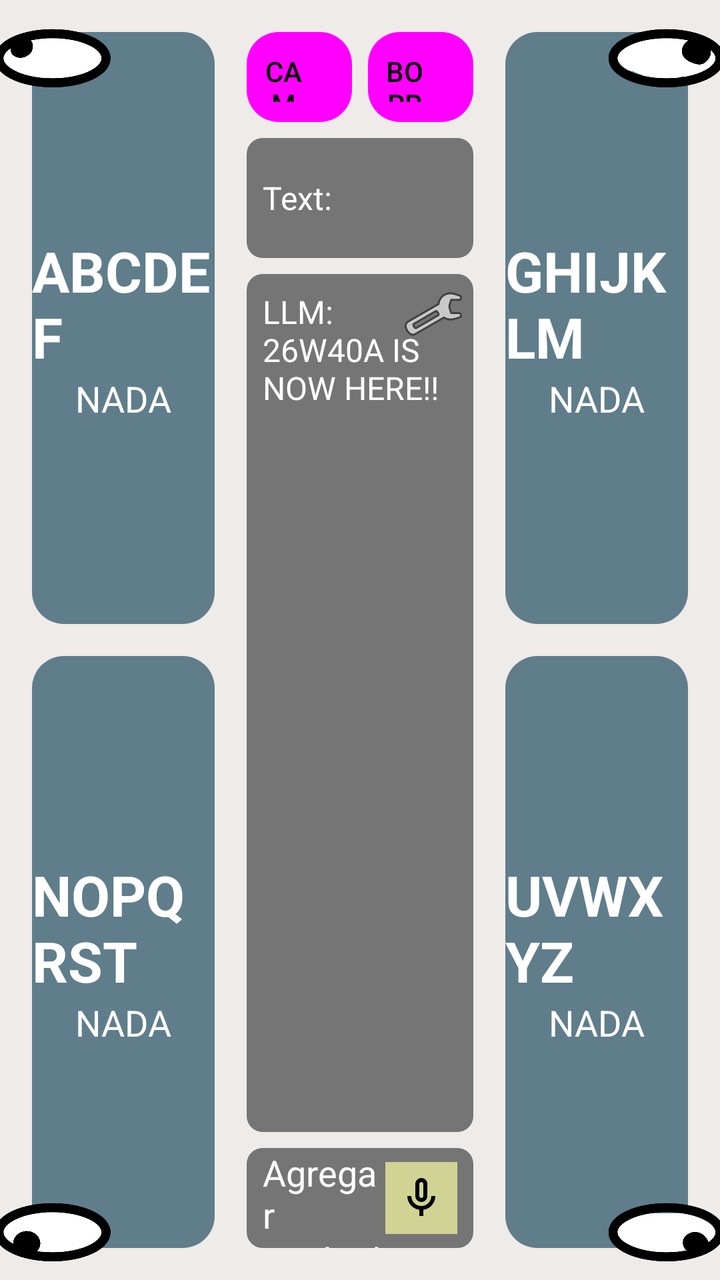
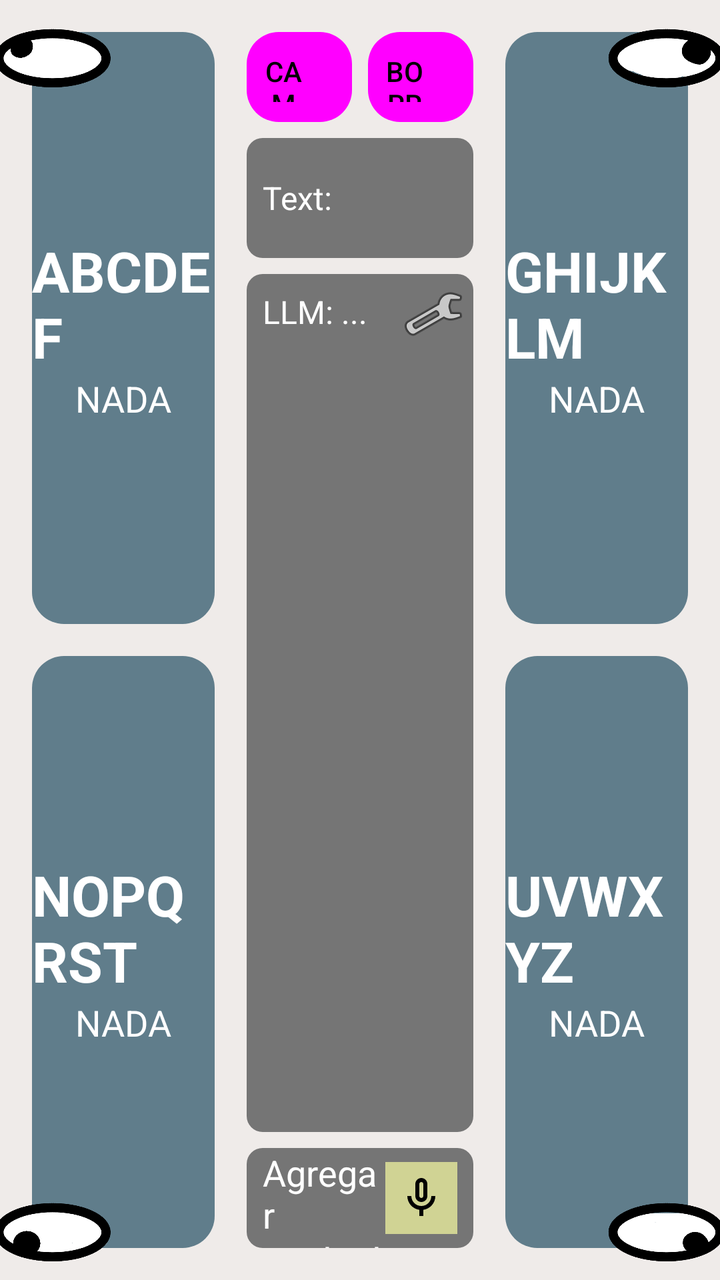

An Android layout rendered at two revisions. The XML below is the earlier revision; the diff shows what the commit changed to produce the second picture.
<!-- AndroidManifest.xml: application theme Theme.Lets -->
<!-- res/layout/main_menu.xml -->
<?xml version="1.0" encoding="utf-8"?>
<androidx.constraintlayout.widget.ConstraintLayout xmlns:android="http://schemas.android.com/apk/res/android"
    xmlns:app="http://schemas.android.com/apk/res-auto"
    xmlns:tools="http://schemas.android.com/tools"
    android:layout_width="match_parent"
    android:layout_height="match_parent"
    android:background="@color/main_background">

    
    <include
        android:id="@+id/top_bar_layout"
        layout="@layout/layout_top_bar"
        android:layout_width="match_parent"
        android:layout_height="60dp"
        android:visibility="gone"
        app:layout_constraintTop_toTopOf="parent" />

    
    <androidx.constraintlayout.widget.ConstraintLayout
        android:id="@+id/panel_top_left"
        android:layout_width="0dp"
        android:layout_height="0dp"
        android:layout_marginStart="16dp"
        android:layout_marginTop="16dp"
        android:layout_marginEnd="8dp"
        android:layout_marginBottom="8dp"
        android:background="@drawable/panel_background"
        app:layout_constraintBottom_toTopOf="@+id/guideline_h"
        app:layout_constraintEnd_toStartOf="@+id/guideline_v_left"
        app:layout_constraintStart_toStartOf="parent"
        app:layout_constraintTop_toTopOf="parent">

        <TextView
            android:id="@+id/text_top_left"
            android:layout_width="wrap_content"
            android:layout_height="wrap_content"
            android:text="ABCDEF"
            android:textColor="@color/white"
            android:textSize="28sp"
            android:textStyle="bold"
            app:layout_constraintBottom_toTopOf="@+id/status_top_left"
            app:layout_constraintEnd_toEndOf="parent"
            app:layout_constraintStart_toStartOf="parent"
            app:layout_constraintTop_toTopOf="parent"
            app:layout_constraintVertical_chainStyle="packed" />

        <TextView
            android:id="@+id/status_top_left"
            android:layout_width="wrap_content"
            android:layout_height="wrap_content"
            android:text="NADA"
            android:textColor="@color/status_text_color"
            android:textSize="18sp"
            app:layout_constraintBottom_toBottomOf="parent"
            app:layout_constraintEnd_toEndOf="parent"
            app:layout_constraintStart_toStartOf="parent"
            app:layout_constraintTop_toBottomOf="@id/text_top_left" />
    </androidx.constraintlayout.widget.ConstraintLayout>

    
    <androidx.constraintlayout.widget.ConstraintLayout
        android:id="@+id/panel_top_right"
        android:layout_width="0dp"
        android:layout_height="0dp"
        android:layout_marginStart="8dp"
        android:layout_marginTop="16dp"
        android:layout_marginEnd="16dp"
        android:layout_marginBottom="8dp"
        android:background="@drawable/panel_background"
        app:layout_constraintBottom_toTopOf="@+id/guideline_h"
        app:layout_constraintEnd_toEndOf="parent"
        app:layout_constraintStart_toEndOf="@+id/guideline_v_right"
        app:layout_constraintTop_toTopOf="parent">

        <TextView
            android:id="@+id/text_top_right"
            android:layout_width="wrap_content"
            android:layout_height="wrap_content"
            android:text="GHIJKLM"
            android:textColor="@color/white"
            android:textSize="28sp"
            android:textStyle="bold"
            app:layout_constraintBottom_toTopOf="@+id/status_top_right"
            app:layout_constraintEnd_toEndOf="parent"
            app:layout_constraintStart_toStartOf="parent"
            app:layout_constraintTop_toTopOf="parent"
            app:layout_constraintVertical_chainStyle="packed" />

        <TextView
            android:id="@+id/status_top_right"
            android:layout_width="wrap_content"
            android:layout_height="wrap_content"
            android:text="NADA"
            android:textColor="@color/status_text_color"
            android:textSize="18sp"
            app:layout_constraintBottom_toBottomOf="parent"
            app:layout_constraintEnd_toEndOf="parent"
            app:layout_constraintStart_toStartOf="parent"
            app:layout_constraintTop_toBottomOf="@id/text_top_right" />
    </androidx.constraintlayout.widget.ConstraintLayout>

    
    <androidx.constraintlayout.widget.ConstraintLayout
        android:id="@+id/panel_bottom_left"
        android:layout_width="0dp"
        android:layout_height="0dp"
        android:layout_marginStart="16dp"
        android:layout_marginTop="8dp"
        android:layout_marginEnd="8dp"
        android:layout_marginBottom="16dp"
        android:background="@drawable/panel_background"
        app:layout_constraintBottom_toBottomOf="parent"
        app:layout_constraintEnd_toStartOf="@+id/guideline_v_left"
        app:layout_constraintStart_toStartOf="parent"
        app:layout_constraintTop_toBottomOf="@+id/guideline_h">

        <TextView
            android:id="@+id/text_bottom_left"
            android:layout_width="wrap_content"
            android:layout_height="wrap_content"
            android:text="NOPQRST"
            android:textColor="@color/white"
            android:textSize="28sp"
            android:textStyle="bold"
            app:layout_constraintBottom_toTopOf="@+id/status_bottom_left"
            app:layout_constraintEnd_toEndOf="parent"
            app:layout_constraintStart_toStartOf="parent"
            app:layout_constraintTop_toTopOf="parent"
            app:layout_constraintVertical_chainStyle="packed" />

        <TextView
            android:id="@+id/status_bottom_left"
            android:layout_width="wrap_content"
            android:layout_height="wrap_content"
            android:text="NADA"
            android:textColor="@color/status_text_color"
            android:textSize="18sp"
            app:layout_constraintBottom_toBottomOf="parent"
            app:layout_constraintEnd_toEndOf="parent"
            app:layout_constraintStart_toStartOf="parent"
            app:layout_constraintTop_toBottomOf="@id/text_bottom_left" />
    </androidx.constraintlayout.widget.ConstraintLayout>

    
    <androidx.constraintlayout.widget.ConstraintLayout
        android:id="@+id/panel_bottom_right"
        android:layout_width="0dp"
        android:layout_height="0dp"
        android:layout_marginStart="8dp"
        android:layout_marginTop="8dp"
        android:layout_marginEnd="16dp"
        android:layout_marginBottom="16dp"
        android:background="@drawable/panel_background"
        app:layout_constraintBottom_toBottomOf="parent"
        app:layout_constraintEnd_toEndOf="parent"
        app:layout_constraintStart_toEndOf="@+id/guideline_v_right"
        app:layout_constraintTop_toBottomOf="@+id/guideline_h">

        <TextView
            android:id="@+id/text_bottom_right"
            android:layout_width="wrap_content"
            android:layout_height="wrap_content"
            android:text="UVWXYZ"
            android:textColor="@color/white"
            android:textSize="28sp"
            android:textStyle="bold"
            app:layout_constraintBottom_toTopOf="@+id/status_bottom_right"
            app:layout_constraintEnd_toEndOf="parent"
            app:layout_constraintStart_toStartOf="parent"
            app:layout_constraintTop_toTopOf="parent"
            app:layout_constraintVertical_chainStyle="packed" />

        <TextView
            android:id="@+id/status_bottom_right"
            android:layout_width="wrap_content"
            android:layout_height="wrap_content"
            android:text="NADA"
            android:textColor="@color/status_text_color"
            android:textSize="18sp"
            app:layout_constraintBottom_toBottomOf="parent"
            app:layout_constraintEnd_toEndOf="parent"
            app:layout_constraintStart_toStartOf="parent"
            app:layout_constraintTop_toBottomOf="@id/text_bottom_right" />
    </androidx.constraintlayout.widget.ConstraintLayout>

    
    <androidx.constraintlayout.widget.ConstraintLayout
        android:layout_width="0dp"
        android:layout_height="0dp"
        android:layout_marginStart="8dp"
        android:layout_marginTop="16dp"
        android:layout_marginEnd="8dp"
        android:layout_marginBottom="16dp"
        app:layout_constraintBottom_toBottomOf="parent"
        app:layout_constraintEnd_toStartOf="@+id/guideline_v_right"
        app:layout_constraintStart_toEndOf="@+id/guideline_v_left"
        app:layout_constraintTop_toTopOf="parent">

        
        <LinearLayout
            android:id="@+id/action_buttons"
            android:layout_width="match_parent"
            android:layout_height="wrap_content"
            android:orientation="horizontal"
            app:layout_constraintTop_toTopOf="parent">

            <Button
                android:id="@+id/btn_cambiar"
                android:layout_width="0dp"
                android:layout_height="45dp"
                android:layout_weight="1"
                android:background="@drawable/panel_background"
                android:drawableStart="@drawable/ic_gaze_cerrado"
                android:paddingStart="8dp"
                android:text="CAMBIAR"
                android:textColor="@color/black"
                android:textSize="14sp" />

            <Button
                android:id="@+id/btn_borrar"
                android:layout_width="0dp"
                android:layout_height="45dp"
                android:layout_marginStart="8dp"
                android:layout_weight="1"
                android:background="@drawable/panel_background"
                android:drawableStart="@drawable/ic_gaze_arriba"
                android:paddingStart="8dp"
                android:text="BORRAR"
                android:textColor="@color/black"
                android:textSize="14sp" />
        </LinearLayout>

        
        <TextView
            android:id="@+id/text_input_display"
            android:layout_width="match_parent"
            android:layout_height="wrap_content"
            android:minHeight="60dp"
            android:layout_marginTop="8dp"
            android:background="@drawable/text_area_background"
            android:gravity="center_vertical"
            android:padding="8dp"
            android:text="Text:"
            android:textColor="@color/white"
            android:textSize="16sp"
            android:maxLines="3"
            app:layout_constraintTop_toBottomOf="@id/action_buttons" />

        
        <TextView
            android:id="@+id/llm_display"
            android:layout_width="match_parent"
            android:layout_height="0dp"
            android:layout_marginTop="8dp"
            android:background="@drawable/llm_area_background"
            android:padding="8dp"
            android:text="LLM: 26W40A IS NOW HERE!!"
            android:textColor="@color/white"
            android:textSize="16sp"
            android:layout_marginBottom="8dp"
            app:layout_constraintBottom_toTopOf="@+id/context_area"
            app:layout_constraintTop_toBottomOf="@id/text_input_display" />

        <ImageButton
            android:id="@+id/btn_adjust_llm"
            android:layout_width="32dp"
            android:layout_height="32dp"
            android:layout_marginTop="4dp"
            android:layout_marginEnd="4dp"
            android:background="?attr/selectableItemBackgroundBorderless"
            android:src="@android:drawable/ic_menu_manage"
            android:contentDescription="Adjust LLM"
            app:layout_constraintTop_toTopOf="@id/llm_display"
            app:layout_constraintEnd_toEndOf="@id/llm_display" />

        
        <LinearLayout
            android:id="@+id/context_area"
            android:layout_width="match_parent"
            android:layout_height="50dp"
            android:layout_marginTop="8dp"
            android:background="@drawable/text_area_background"
            android:gravity="center_vertical"
            android:orientation="horizontal"
            android:paddingStart="8dp"
            android:paddingEnd="8dp"
            app:layout_constraintBottom_toBottomOf="parent">

            <EditText
                android:id="@+id/edit_context"
                android:layout_width="0dp"
                android:layout_height="wrap_content"
                android:layout_weight="1"
                android:background="@android:color/transparent"
                android:hint="Agregar contexto"
                android:textColor="@color/white"
                android:textColorHint="@color/status_text_color" />

            <ImageButton
                android:id="@+id/btn_mic"
                android:layout_width="36dp"
                android:layout_height="36dp"
                android:background="#D0D394"
                android:src="@drawable/ic_mic" />
        </LinearLayout>
    </androidx.constraintlayout.widget.ConstraintLayout>

    <androidx.constraintlayout.widget.Guideline
        android:id="@+id/guideline_h"
        android:layout_width="wrap_content"
        android:layout_height="wrap_content"
        android:orientation="horizontal"
        app:layout_constraintGuide_percent="0.5" />

    <androidx.constraintlayout.widget.Guideline
        android:id="@+id/guideline_v_left"
        android:layout_width="wrap_content"
        android:layout_height="wrap_content"
        android:orientation="vertical"
        app:layout_constraintGuide_percent="0.32" />

    <androidx.constraintlayout.widget.Guideline
        android:id="@+id/guideline_v_right"
        android:layout_width="wrap_content"
        android:layout_height="wrap_content"
        android:orientation="vertical"
        app:layout_constraintGuide_percent="0.68" />

    
    <ImageView
        android:layout_width="60dp"
        android:layout_height="60dp"
        android:layout_marginStart="-20dp"
        android:layout_marginTop="-20dp"
        android:elevation="24dp"
        android:src="@drawable/ic_gaze_arriba_izq"
        app:layout_constraintStart_toStartOf="@id/panel_top_left"
        app:layout_constraintTop_toTopOf="@id/panel_top_left" />

    <ImageView
        android:layout_width="60dp"
        android:layout_height="60dp"
        android:layout_marginTop="-20dp"
        android:layout_marginEnd="-20dp"
        android:elevation="24dp"
        android:src="@drawable/ic_gaze_arriba_der"
        app:layout_constraintEnd_toEndOf="@id/panel_top_right"
        app:layout_constraintTop_toTopOf="@id/panel_top_right" />

    <ImageView
        android:layout_width="60dp"
        android:layout_height="60dp"
        android:layout_marginStart="-20dp"
        android:layout_marginBottom="-20dp"
        android:elevation="24dp"
        android:src="@drawable/ic_gaze_abajo_izq"
        app:layout_constraintBottom_toBottomOf="@id/panel_bottom_left"
        app:layout_constraintStart_toStartOf="@id/panel_bottom_left" />

    <ImageView
        android:layout_width="60dp"
        android:layout_height="60dp"
        android:layout_marginEnd="-20dp"
        android:layout_marginBottom="-20dp"
        android:elevation="24dp"
        android:src="@drawable/ic_gaze_abajo_der"
        app:layout_constraintBottom_toBottomOf="@id/panel_bottom_right"
        app:layout_constraintEnd_toEndOf="@id/panel_bottom_right" />

</androidx.constraintlayout.widget.ConstraintLayout>
<!-- res/layout/layout_top_bar.xml (included above) -->
<?xml version="1.0" encoding="utf-8"?>
<LinearLayout xmlns:android="http://schemas.android.com/apk/res/android"
    android:id="@+id/top_bar"
    android:layout_width="match_parent"
    android:layout_height="60dp"
    android:background="@color/top_bar_background"
    android:gravity="center_vertical"
    android:orientation="horizontal"
    android:paddingStart="8dp"
    android:paddingEnd="8dp">

    <ImageButton
        android:id="@+id/btn_home"
        android:layout_width="48dp"
        android:layout_height="48dp"
        android:background="?attr/selectableItemBackgroundBorderless"
        android:contentDescription="Home"
        android:src="@drawable/ic_home" />

    <Button
        android:id="@+id/btn_ajustes"
        android:layout_width="0dp"
        android:layout_height="wrap_content"
        android:layout_marginStart="8dp"
        android:layout_weight="1"
        android:background="@drawable/button_background"
        android:text="AJUSTES"
        android:textColor="@color/white" />

    <Button
        android:id="@+id/btn_rapido"
        android:layout_width="0dp"
        android:layout_height="wrap_content"
        android:layout_marginStart="8dp"
        android:layout_weight="1"
        android:background="@drawable/button_background"
        android:text="RÁPIDO"
        android:textColor="@color/white" />

    <Button
        android:id="@+id/btn_entrada_texto"
        android:layout_width="0dp"
        android:layout_height="wrap_content"
        android:layout_marginStart="8dp"
        android:layout_weight="1.5"
        android:background="@drawable/button_background"
        android:text="ENTRADA DE TEXTO"
        android:textColor="@color/white" />

    <Button
        android:id="@+id/btn_calibracion"
        android:layout_width="0dp"
        android:layout_height="wrap_content"
        android:layout_marginStart="8dp"
        android:layout_weight="1.5"
        android:background="@drawable/button_background"
        android:text="CALIBRACIÓN"
        android:textColor="@color/white" />

    <Button
        android:id="@+id/btn_datos"
        android:layout_width="0dp"
        android:layout_height="wrap_content"
        android:layout_marginStart="8dp"
        android:layout_weight="1"
        android:background="@drawable/button_background"
        android:text="DATOS"
        android:textColor="@color/white" />
</LinearLayout>
<!-- resources referenced by this layout -->
<resources>
  <color name="black">#FF000000</color>
  <color name="main_background">#EFEBE9</color>
  <color name="status_text_color">#FFFFFFFF</color>
  <color name="top_bar_background">#1F1B24</color>
  <color name="white">#FFFFFFFF</color>
  <!-- drawable button_background (drawable) -->
  <?xml version="1.0" encoding="utf-8"?>
  <shape xmlns:android="http://schemas.android.com/apk/res/android">
      <solid android:color="@color/button_color" />
      <corners android:radius="4dp" />
  </shape>
  <!-- drawable ic_gaze_abajo_der: png bitmap (drawable, 21819 bytes) -->
  <!-- drawable ic_gaze_abajo_izq: png bitmap (drawable, 21672 bytes) -->
  <!-- drawable ic_gaze_arriba: png bitmap (drawable, 22287 bytes) -->
  <!-- drawable ic_gaze_arriba_izq: png bitmap (drawable, 21462 bytes) -->
  <!-- drawable ic_gaze_cerrado: png bitmap (drawable, 13682 bytes) -->
  <!-- drawable ic_home (drawable) -->
  <vector xmlns:android="http://schemas.android.com/apk/res/android"
      android:width="24dp"
      android:height="24dp"
      android:viewportWidth="24"
      android:viewportHeight="24">
      <path
          android:fillColor="#FFFFFF"
          android:pathData="M10,20V14H14V20H19V12H22L12,3L2,12H5V20H10Z"/>
  </vector>
  <!-- drawable ic_mic (drawable) -->
  <vector xmlns:android="http://schemas.android.com/apk/res/android"
      android:width="24dp"
      android:height="24dp"
      android:viewportWidth="24"
      android:viewportHeight="24">
      <path
          android:fillColor="#000000"
          android:pathData="M12,14c1.66,0 3,-1.34 3,-3V5c0,-1.66 -1.34,-3 -3,-3S9,3.34 9,5v6C9,12.66 10.34,14 12,14zM11,5c0,-0.55 0.45,-1 1,-1s1,0.45 1,1v6c0,0.55 -0.45,1 -1,1s-1,-0.45 -1,-1V5zM17,11c0,2.76 -2.24,5 -5,5s-5,-2.24 -5,-5H5c0,3.53 2.61,6.43 6,6.92V21h2v-3.08c3.39,-0.49 6,-3.39 6,-6.92H17z"/>
  </vector>
  <!-- drawable llm_area_background (drawable) -->
  <?xml version="1.0" encoding="utf-8"?>
  <shape xmlns:android="http://schemas.android.com/apk/res/android">
      <solid android:color="@color/llm_background" />
      <corners android:radius="8dp" />
  </shape>
  <!-- drawable panel_background (drawable) -->
  <?xml version="1.0" encoding="utf-8"?>
  <shape xmlns:android="http://schemas.android.com/apk/res/android">
      <solid android:color="@color/panel_background" />
      <corners android:radius="16dp" />
  </shape>
  <!-- drawable text_area_background (drawable) -->
  <?xml version="1.0" encoding="utf-8"?>
  <shape xmlns:android="http://schemas.android.com/apk/res/android">
      <solid android:color="@color/text_area_background" />
      <corners android:radius="8dp" />
  </shape>
  <style name="Theme.Lets" parent="Theme.Material3.DayNight.NoActionBar">
          
          <item name="colorPrimary">@color/md_theme_primary</item>
          <item name="colorOnPrimary">@color/md_theme_onPrimary</item>
          <item name="colorPrimaryContainer">@color/md_theme_primaryContainer</item>
          <item name="colorOnPrimaryContainer">@color/md_theme_onPrimaryContainer</item>
  
          
          <item name="colorSurface">@color/md_theme_surface</item>
          <item name="colorOnSurface">@color/md_theme_onSurface</item>
          <item name="colorSurfaceVariant">@color/md_theme_surfaceVariant</item>
          <item name="colorOnSurfaceVariant">@color/md_theme_onSurfaceVariant</item>
  
          
          <item name="android:statusBarColor">@android:color/transparent</item>
      </style>
  <color name="button_color">#455A64</color>
  <color name="llm_background">#757575</color>
  <color name="panel_background">#607D8B</color>
  <color name="text_area_background">#757575</color>
  <color name="md_theme_primary">#D0BCFF</color>
  <color name="md_theme_onPrimary">#381E72</color>
  <color name="md_theme_primaryContainer">#4F378B</color>
  <color name="md_theme_onPrimaryContainer">#EADDFF</color>
  <color name="md_theme_surface">#141218</color>
  <color name="md_theme_onSurface">#E6E0E9</color>
  <color name="md_theme_surfaceVariant">#49454F</color>
  <color name="md_theme_onSurfaceVariant">#CAC4D0</color>
  <!-- unchanged entries left out for length: 1 -->
</resources>

<!-- the commit's change to res/layout/main_menu.xml (unified diff, before → after) -->
@@ -247,31 +247,65 @@
             app:layout_constraintTop_toBottomOf="@id/action_buttons" />
 
         
-        <TextView
-            android:id="@+id/llm_display"
+        <FrameLayout
+            android:id="@+id/llm_container"
             android:layout_width="match_parent"
             android:layout_height="0dp"
             android:layout_marginTop="8dp"
+            android:layout_marginBottom="8dp"
             android:background="@drawable/llm_area_background"
-            android:padding="8dp"
-            android:text="LLM: 26W40A IS NOW HERE!!"
-            android:textColor="@color/white"
-            android:textSize="16sp"
-            android:layout_marginBottom="8dp"
             app:layout_constraintBottom_toTopOf="@+id/context_area"
-            app:layout_constraintTop_toBottomOf="@id/text_input_display" />
-
-        <ImageButton
-            android:id="@+id/btn_adjust_llm"
-            android:layout_width="32dp"
-            android:layout_height="32dp"
-            android:layout_marginTop="4dp"
-            android:layout_marginEnd="4dp"
-            android:background="?attr/selectableItemBackgroundBorderless"
-            android:src="@android:drawable/ic_menu_manage"
-            android:contentDescription="Adjust LLM"
-            app:layout_constraintTop_toTopOf="@id/llm_display"
-            app:layout_constraintEnd_toEndOf="@id/llm_display" />
+            app:layout_constraintTop_toBottomOf="@id/text_input_display">
+
+            <TextView
+                android:id="@+id/llm_display"
+                android:layout_width="match_parent"
+                android:layout_height="match_parent"
+                android:padding="8dp"
+                android:text="LLM: ..."
+                android:textColor="@color/white"
+                android:textSize="16sp" />
+
+            
+            <LinearLayout
+                android:id="@+id/llm_loading_container"
+                android:layout_width="wrap_content"
+                android:layout_height="wrap_content"
+                android:layout_gravity="center"
+                android:gravity="center"
+                android:orientation="vertical"
+                android:visibility="gone">
+
+                <ProgressBar
+                    android:id="@+id/llm_loading_progress"
+                    android:layout_width="32dp"
+                    android:layout_height="32dp"
+                    android:indeterminate="true"
+                    android:indeterminateTint="@color/white" />
+
+                <TextView
+                    android:id="@+id/llm_loading_text"
+                    android:layout_width="wrap_content"
+                    android:layout_height="wrap_content"
+                    android:layout_marginTop="8dp"
+                    android:gravity="center"
+                    android:text="Cargando modelo"
+                    android:textColor="@color/white"
+                    android:textSize="15sp"
+                    android:textStyle="bold" />
+            </LinearLayout>
+
+            <ImageButton
+                android:id="@+id/btn_adjust_llm"
+                android:layout_width="32dp"
+                android:layout_height="32dp"
+                android:layout_gravity="top|end"
+                android:layout_marginTop="4dp"
+                android:layout_marginEnd="4dp"
+                android:background="?attr/selectableItemBackgroundBorderless"
+                android:contentDescription="Adjust LLM"
+                android:src="@android:drawable/ic_menu_manage" />
+        </FrameLayout>
 
         
         <LinearLayout
